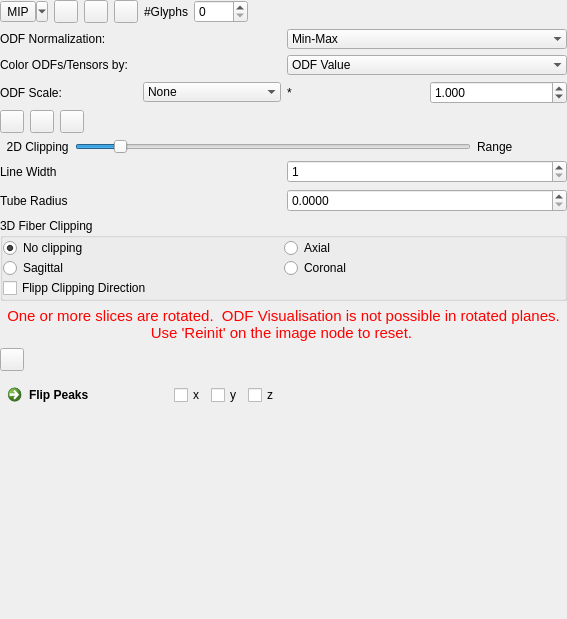
Above: Plugins/org.mitk.gui.qt.diffusionimaging/src/internal/QmitkControlVisualizationPropertiesViewControls.ui from MITK/MITK before the change. Below: the same form after it.
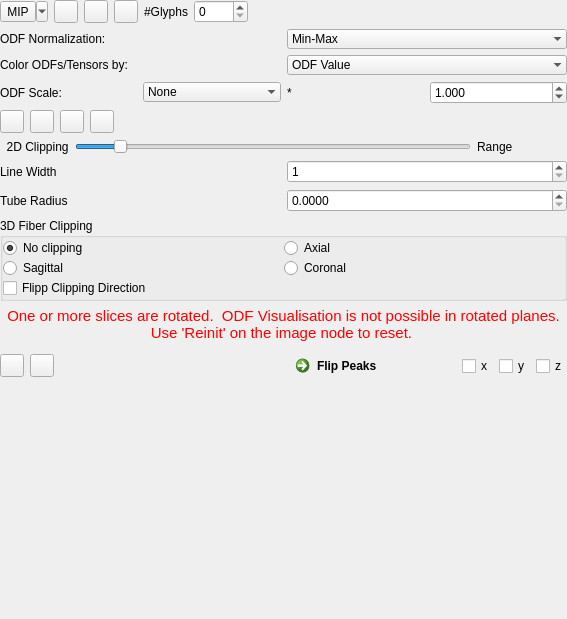
That is the form after the change. Icons and pictures are not drawn.

Commit message: Enable fib custom colors

What changed in the file:
```diff
--- a/Plugins/org.mitk.gui.qt.diffusionimaging/src/internal/QmitkControlVisualizationPropertiesViewControls.ui
+++ b/Plugins/org.mitk.gui.qt.diffusionimaging/src/internal/QmitkControlVisualizationPropertiesViewControls.ui
@@ -496,6 +496,20 @@
          <property name="bottomMargin">
           <number>0</number>
          </property>
+         <item>
+          <widget class="QToolButton" name="m_SetColor2">
+           <property name="toolTip">
+            <string>Reset to Default Coloring</string>
+           </property>
+           <property name="text">
+            <string/>
+           </property>
+           <property name="icon">
+            <iconset resource="../../resources/QmitkDiffusionImaging.qrc">
+             <normaloff>:/QmitkDiffusionImaging/color64.gif</normaloff>:/QmitkDiffusionImaging/color64.gif</iconset>
+           </property>
+          </widget>
+         </item>
          <item>
           <widget class="QToolButton" name="m_ResetColoring">
            <property name="toolTip">
@@ -796,34 +810,7 @@
       <property name="bottomMargin">
        <number>0</number>
       </property>
-      <item row="2" column="4">
-       <widget class="QCheckBox" name="m_FlipPeaksZ">
-        <property name="text">
-         <string>z</string>
-        </property>
-       </widget>
-      </item>
-      <item row="2" column="2">
-       <widget class="QCheckBox" name="m_FlipPeaksX">
-        <property name="text">
-         <string>x</string>
-        </property>
-       </widget>
-      </item>
-      <item row="2" column="1">
-       <widget class="QCommandLinkButton" name="m_FlipPeaksButton">
-        <property name="sizePolicy">
-         <sizepolicy hsizetype="Minimum" vsizetype="Preferred">
-          <horstretch>0</horstretch>
-          <verstretch>0</verstretch>
-         </sizepolicy>
-        </property>
-        <property name="text">
-         <string>Flip Peaks</string>
-        </property>
-       </widget>
-      </item>
-      <item row="2" column="5">
+      <item row="0" column="3">
        <spacer name="horizontalSpacer_3">
         <property name="orientation">
          <enum>Qt::Horizontal</enum>
@@ -836,11 +823,62 @@
         </property>
        </spacer>
       </item>
-      <item row="2" column="3">
-       <widget class="QCheckBox" name="m_FlipPeaksY">
-        <property name="text">
-         <string>y</string>
+      <item row="0" column="4">
+       <widget class="QFrame" name="frame">
+        <property name="frameShape">
+         <enum>QFrame::NoFrame</enum>
         </property>
+        <property name="frameShadow">
+         <enum>QFrame::Raised</enum>
+        </property>
+        <layout class="QGridLayout" name="gridLayout_6">
+         <property name="leftMargin">
+          <number>0</number>
+         </property>
+         <property name="topMargin">
+          <number>0</number>
+         </property>
+         <property name="rightMargin">
+          <number>0</number>
+         </property>
+         <property name="bottomMargin">
+          <number>0</number>
+         </property>
+         <item row="0" column="0">
+          <widget class="QCommandLinkButton" name="m_FlipPeaksButton">
+           <property name="sizePolicy">
+            <sizepolicy hsizetype="Minimum" vsizetype="Preferred">
+             <horstretch>0</horstretch>
+             <verstretch>0</verstretch>
+            </sizepolicy>
+           </property>
+           <property name="text">
+            <string>Flip Peaks</string>
+           </property>
+          </widget>
+         </item>
+         <item row="0" column="1">
+          <widget class="QCheckBox" name="m_FlipPeaksX">
+           <property name="text">
+            <string>x</string>
+           </property>
+          </widget>
+         </item>
+         <item row="0" column="2">
+          <widget class="QCheckBox" name="m_FlipPeaksY">
+           <property name="text">
+            <string>y</string>
+           </property>
+          </widget>
+         </item>
+         <item row="0" column="3">
+          <widget class="QCheckBox" name="m_FlipPeaksZ">
+           <property name="text">
+            <string>z</string>
+           </property>
+          </widget>
+         </item>
+        </layout>
        </widget>
       </item>
       <item row="0" column="1">
@@ -857,6 +895,20 @@
         </property>
        </widget>
       </item>
+      <item row="0" column="0">
+       <widget class="QToolButton" name="m_SetColor1">
+        <property name="toolTip">
+         <string>Reset to Default Coloring</string>
+        </property>
+        <property name="text">
+         <string/>
+        </property>
+        <property name="icon">
+         <iconset resource="../../resources/QmitkDiffusionImaging.qrc">
+          <normaloff>:/QmitkDiffusionImaging/color64.gif</normaloff>:/QmitkDiffusionImaging/color64.gif</iconset>
+        </property>
+       </widget>
+      </item>
      </layout>
     </widget>
    </item>
```
Left out of the diff: 4 changed lines with no effect on the pictures. The commit also changes 8 other files.
